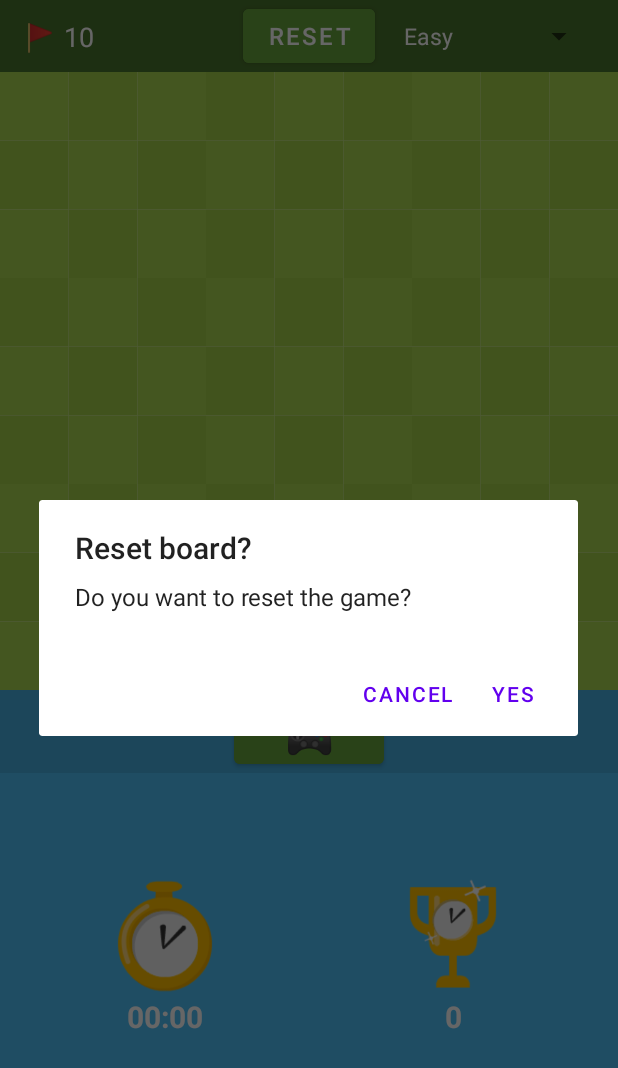
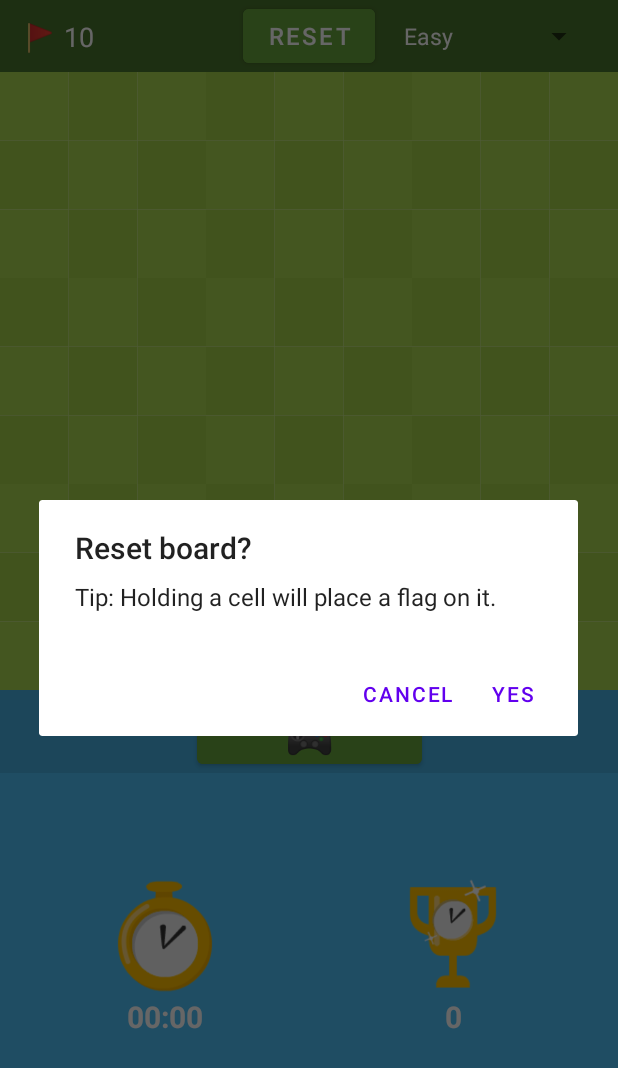
Before and after one commit to BaptisteMartinet/Minesweeper, an Android app: the screen it shows after launch (MainActivity), after a tap on "RESET", on a phone screen of 412 x 824 dp. Shown: the top 1068 px of the screen. Run offline under Robolectric (Android 15) with nearby library versions, the light colour scheme and no system bars.

Commit message:
feat: add tip advice when reseting the game

```diff
--- a/app/src/main/java/griffith/baptiste/martinet/minesweeper/MainActivity.kt
+++ b/app/src/main/java/griffith/baptiste/martinet/minesweeper/MainActivity.kt
@@ -81,7 +81,7 @@ class MainActivity : AppCompatActivity() {
     lateinit var dialog: AlertDialog
     val builder = AlertDialog.Builder(this)
     builder.setTitle("Reset board?")
-    builder.setMessage("Do you want to reset the game?")
+    builder.setMessage("Tip: Holding a cell will place a flag on it.")
     val dialogClickListener = DialogInterface.OnClickListener { _, which ->
       when (which) {
         DialogInterface.BUTTON_POSITIVE -> _minesweeperGame.reset()
--- a/app/src/main/res/layout/activity_main.xml
+++ b/app/src/main/res/layout/activity_main.xml
@@ -68,7 +68,7 @@
 
     <Button
       android:id="@+id/modeBtn"
-      android:layout_width="100dp"
+      android:layout_width="150dp"
       android:layout_height="wrap_content"
       android:backgroundTint="#68a63d"
       android:text="@string/uncovering_mode"
```
